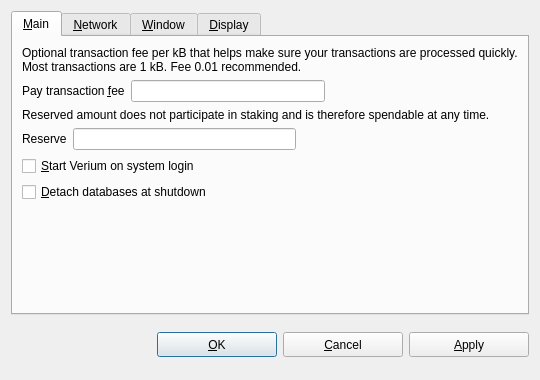
This is src/qt/forms/optionsdialog.ui in verimad/verium as Qt 5 draws it before an edit. The edited form follows.
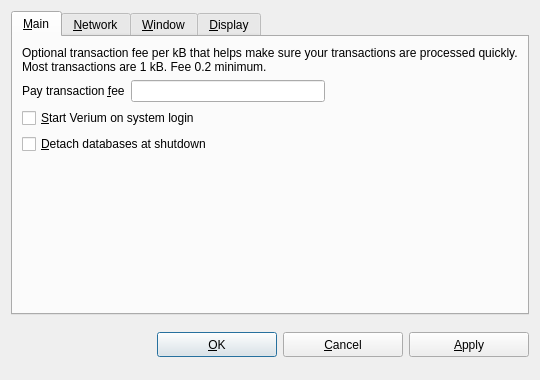
This is the edited form. The open tabs and pages were chosen to show the change. Custom widgets are drawn as their Qt base class.

Commit message: removed reserve and changed some UI wording remnants from VRC

```diff
--- a/src/qt/forms/optionsdialog.ui
+++ b/src/qt/forms/optionsdialog.ui
@@ -33,7 +33,7 @@
        <item>
         <widget class="QLabel" name="transactionFeeInfoLabel">
          <property name="text">
-          <string>Optional transaction fee per kB that helps make sure your transactions are processed quickly. Most transactions are 1 kB. Fee 0.01 recommended.</string>
+          <string>Optional transaction fee per kB that helps make sure your transactions are processed quickly. Most transactions are 1 kB. Fee 0.2 minimum.</string>
          </property>
          <property name="textFormat">
           <enum>Qt::PlainText</enum>
@@ -76,52 +76,6 @@
          </item>
         </layout>
        </item>
-       <item>
-        <widget class="QLabel" name="reserveBalanceInfoLabel">
-         <property name="text">
-          <string>Reserved amount does not participate in staking and is therefore spendable at any time.</string>
-         </property>
-         <property name="textFormat">
-          <enum>Qt::PlainText</enum>
-         </property>
-         <property name="wordWrap">
-          <bool>true</bool>
-         </property>
-        </widget>
-       </item>
-       <item>
-        <layout class="QHBoxLayout" name="horizontalLayoutReserveBalance">
-         <item>
-          <widget class="QLabel" name="reserveBalanceLabel">
-           <property name="text">
-            <string>Reserve</string>
-           </property>
-           <property name="textFormat">
-            <enum>Qt::PlainText</enum>
-           </property>
-           <property name="buddy">
-            <cstring>reserveBalance</cstring>
-           </property>
-          </widget>
-         </item>
-         <item>
-          <widget class="BitcoinAmountField" name="reserveBalance"/>
-         </item>
-         <item>
-          <spacer name="horizontalSpacerReserveBalance">
-           <property name="orientation">
-            <enum>Qt::Horizontal</enum>
-           </property>
-           <property name="sizeHint" stdset="0">
-            <size>
-             <width>40</width>
-             <height>20</height>
-            </size>
-           </property>
-          </spacer>
-         </item>
-        </layout>
-       </item>
        <item>
         <widget class="QCheckBox" name="bitcoinAtStartup">
          <property name="toolTip">
```
Left out of the diff: 2 changed lines with no effect on the pictures. The commit also changes 3 other files.
